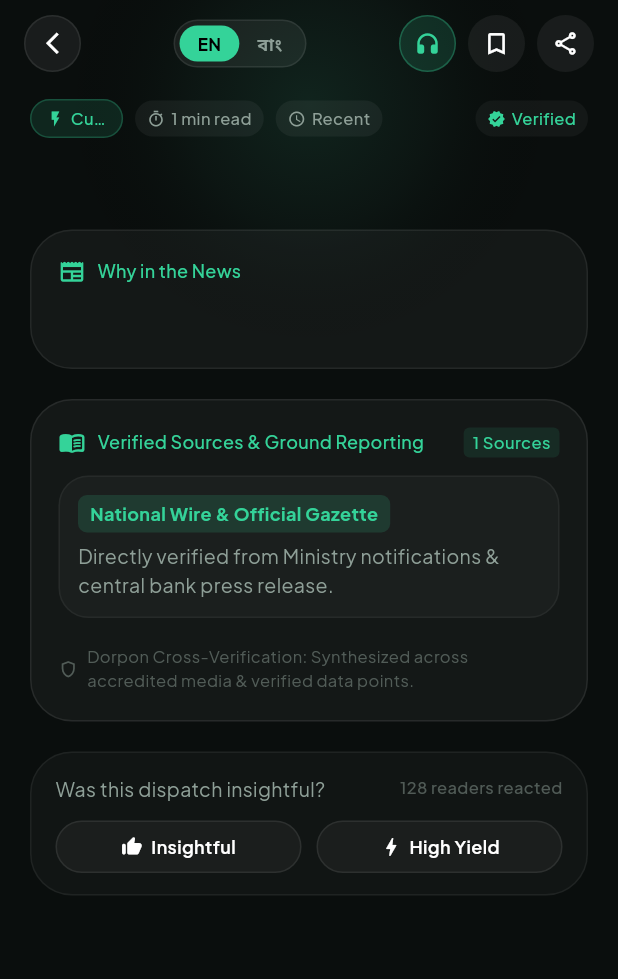
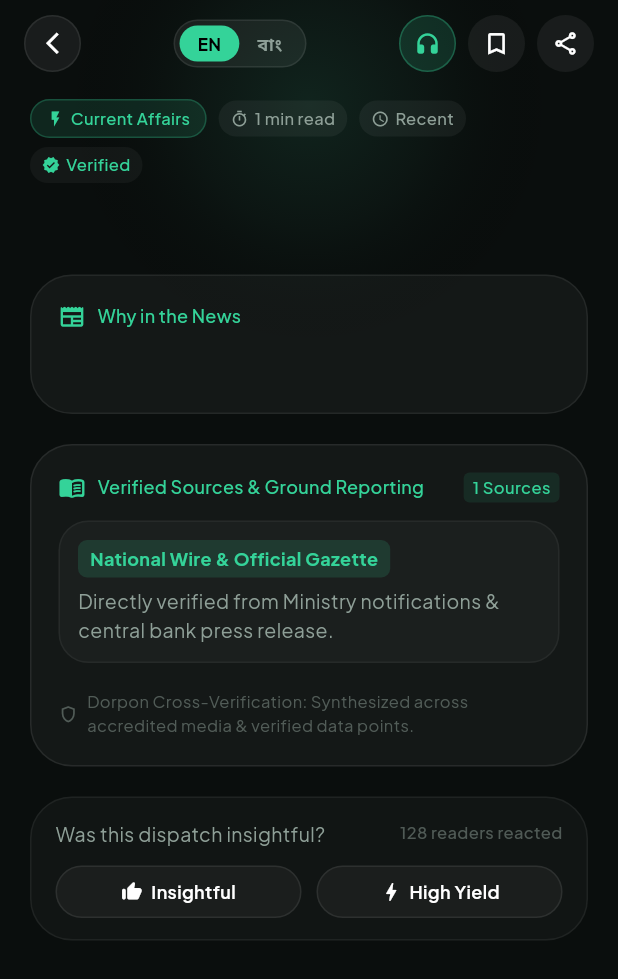
Before and after one commit to ReduanNurLabid/Dorpon, a Flutter app: the StudyCanvasScreen screen opened directly with empty values, on a phone screen of 412 x 824 dp. Shown: the top 979 px of the screen. Run offline on Flutter 3.47's test engine with Material 3 defaults, Android fonts, the phone set to English and light mode, and no system bars; our stand-ins replace cloud_firestore, firebase_core, google_fonts; accounts and stored records are empty.

Commit message:
fix(ui): replace rigid Row with responsive Wrap for meta pills in StudyCanvasScreen to prevent overflow

```diff
--- a/dorpon_app/lib/screens/study_canvas_screen.dart
+++ b/dorpon_app/lib/screens/study_canvas_screen.dart
@@ -268,11 +268,13 @@ class _StudyCanvasScreenState extends State<StudyCanvasScreen> {
                     padding: const EdgeInsets.symmetric(horizontal: 20, vertical: 8),
                     physics: const BouncingScrollPhysics(),
                     children: [
-                      // Category & Meta Pills Row
-                      Row(
+                      // Category & Meta Pills (Wrap ensures zero overflow on mobile and narrow viewports)
+                      Wrap(
+                        spacing: 8,
+                        runSpacing: 6,
+                        crossAxisAlignment: WrapCrossAlignment.center,
                         children: [
-                          Flexible(
-                            child: Container(
+                          Container(
                             padding: const EdgeInsets.symmetric(horizontal: 10, vertical: 4),
                             decoration: BoxDecoration(
                               color: ObsidianTokens.primaryMint.withValues(alpha: 0.12),
@@ -284,19 +286,13 @@ class _StudyCanvasScreenState extends State<StudyCanvasScreen> {
                               children: [
                                 const Icon(Icons.flash_on, size: 12, color: ObsidianTokens.primaryMint),
                                 const SizedBox(width: 4),
-                                  Flexible(
-                                    child: Text(
+                                Text(
                                   categoryLabel,
                                   style: ObsidianTokens.labelXs(color: ObsidianTokens.primaryMint),
-                                      maxLines: 1,
-                                      overflow: TextOverflow.ellipsis,
-                                    ),
                                 ),
                               ],
                             ),
                           ),
-                          ),
-                          const SizedBox(width: 8),
                           Container(
                             padding: const EdgeInsets.symmetric(horizontal: 8, vertical: 4),
                             decoration: BoxDecoration(
@@ -315,7 +311,7 @@ class _StudyCanvasScreenState extends State<StudyCanvasScreen> {
                               ],
                             ),
                           ),
-                          const SizedBox(width: 8),
+                          if (story.formattedPublishedTime.isNotEmpty)
                             Container(
                               padding: const EdgeInsets.symmetric(horizontal: 8, vertical: 4),
                               decoration: BoxDecoration(
@@ -334,7 +330,6 @@ class _StudyCanvasScreenState extends State<StudyCanvasScreen> {
                                 ],
                               ),
                             ),
-                          const Spacer(),
                           Container(
                             padding: const EdgeInsets.symmetric(horizontal: 8, vertical: 4),
                             decoration: BoxDecoration(
```
Lines whose indentation alone changed are shown as unchanged.
